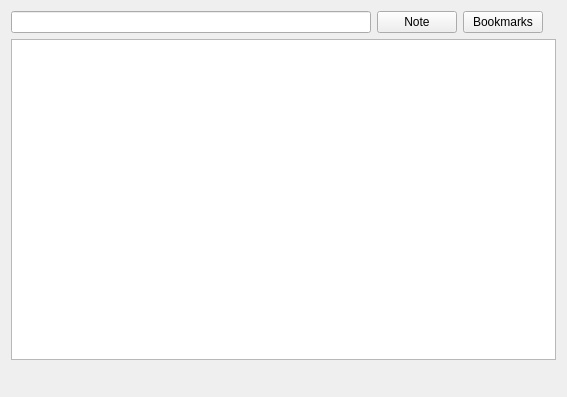
Above: querywidget.ui from yca/myscholar before the change. Below: the same form after it.
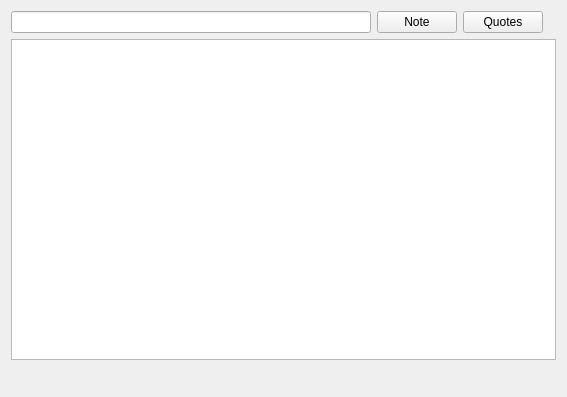
That is the form after the change.

What changed in the file:
```diff
--- a/querywidget.ui
+++ b/querywidget.ui
@@ -27,7 +27,7 @@
    <item row="0" column="4">
     <widget class="QPushButton" name="pushBookmarks">
      <property name="text">
-      <string>Bookmarks</string>
+      <string>Quotes</string>
      </property>
     </widget>
    </item>
```
